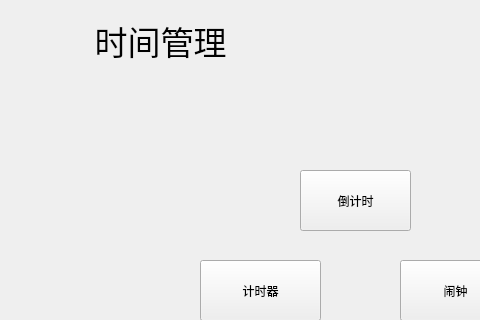
Arthur381/QTproject, file realProgect/clockhzj.ui: the form before one commit; both pictures show x 0 to 480 and y 0 to 320 of the 700 by 432 pixel window.
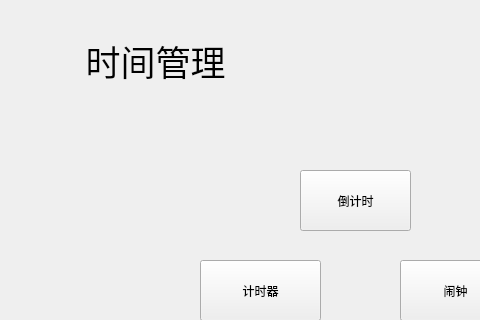
The form after the commit.

Patch:
```diff
--- a/realProgect/clockhzj.ui
+++ b/realProgect/clockhzj.ui
@@ -70,17 +70,25 @@
   <widget class="QLabel" name="label">
    <property name="geometry">
     <rect>
-     <x>90</x>
+     <x>20</x>
      <y>20</y>
-     <width>141</width>
-     <height>41</height>
+     <width>271</width>
+     <height>81</height>
     </rect>
    </property>
    <property name="font">
     <font>
-     <pointsize>25</pointsize>
+     <family>华文琥珀</family>
+     <pointsize>26</pointsize>
+     <italic>false</italic>
+     <bold>false</bold>
     </font>
    </property>
+   <property name="styleSheet">
+    <string notr="true">font: 26pt &quot;华文琥珀&quot;;
+
+alternate-background-color: qconicalgradient(cx:0, cy:0, angle:135, stop:0 rgba(255, 255, 0, 69), stop:0.375 rgba(255, 255, 0, 69), stop:0.423533 rgba(251, 255, 0, 145), stop:0.45 rgba(247, 255, 0, 208), stop:0.477581 rgba(255, 244, 71, 130), stop:0.518717 rgba(255, 218, 71, 130), stop:0.55 rgba(255, 255, 0, 255), stop:0.57754 rgba(255, 203, 0, 130), stop:0.625 rgba(255, 255, 0, 69), stop:1 rgba(255, 255, 0, 69));</string>
+   </property>
    <property name="text">
     <string>时间管理</string>
    </property>
```
Left out of the diff: 9 changed lines with no effect on the pictures.
